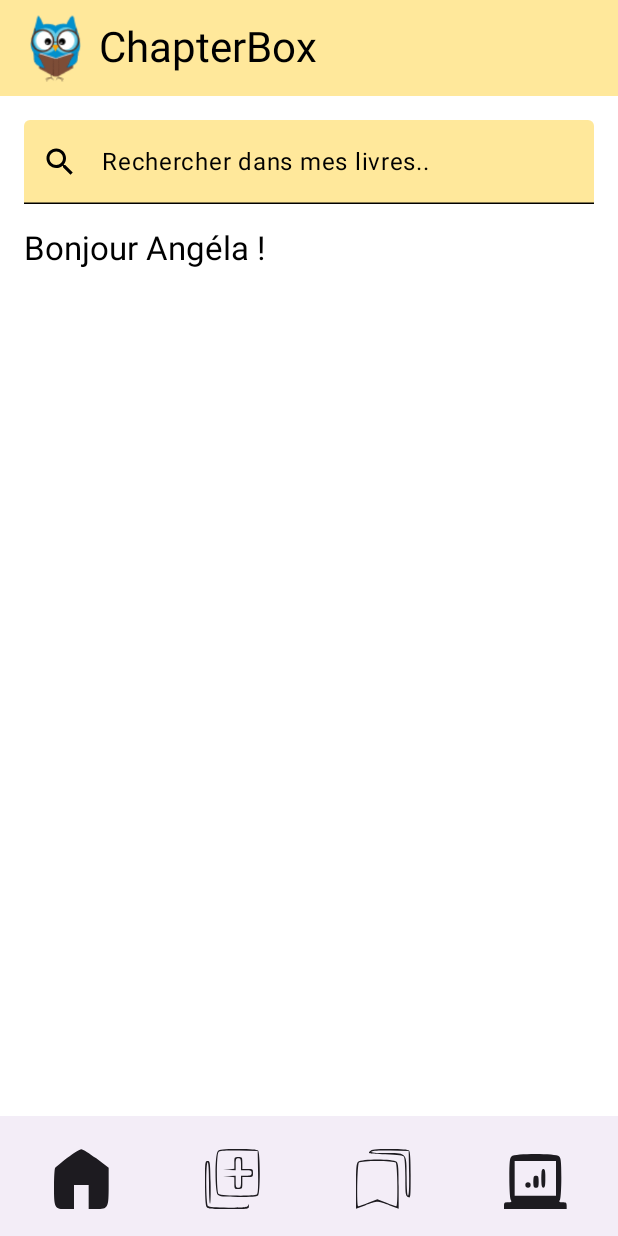
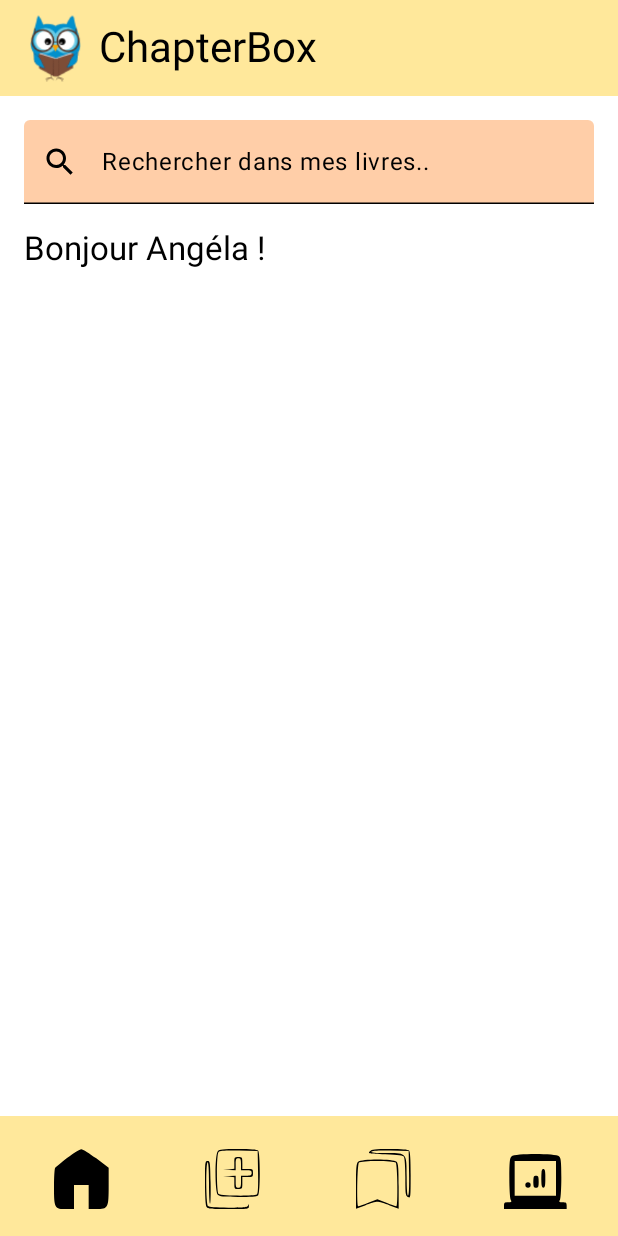
Before and after one commit to Angela-ravelli/devmobile, an Android app built with Jetpack Compose: the screen it shows after launch (MainActivity), on a phone screen of 412 x 824 dp. Run offline under Robolectric (Android 15) with nearby library versions, the phone set to English and light mode, and no system bars.

Commit message:
refactor naviguation

```diff
--- a/DevMobile/app/src/main/java/ufr/mim/devmobile/MainActivity.kt
+++ b/DevMobile/app/src/main/java/ufr/mim/devmobile/MainActivity.kt
@@ -4,6 +4,7 @@ import android.os.Bundle
 import androidx.activity.ComponentActivity
 import androidx.activity.compose.setContent
 import androidx.activity.enableEdgeToEdge
+import ufr.mim.devmobile.components.BottomBar
 import ufr.mim.devmobile.ui.theme.BookTheme
 import ufr.mim.netfloux.navigation.BooksNavigationComponent
 
@@ -13,7 +14,7 @@ class MainActivity : ComponentActivity() {
         enableEdgeToEdge()
         setContent {
             BookTheme {
-                BooksNavigationComponent()
+                BottomBar()
             }
         }
     }
--- a/DevMobile/app/src/main/java/ufr/mim/devmobile/components/BookSearchBar.kt
+++ b/DevMobile/app/src/main/java/ufr/mim/devmobile/components/BookSearchBar.kt
@@ -23,8 +23,8 @@ fun BookSearchBar(value: TextFieldValue, onValueChange: (TextFieldValue) -> Unit
         modifier = Modifier.fillMaxWidth(),
         placeholder = { Text("Rechercher dans mes livres..") },
         colors = TextFieldDefaults.colors(
-            focusedContainerColor = MaterialTheme.colorScheme.primary.copy(alpha = 0.8F),
-            unfocusedContainerColor = MaterialTheme.colorScheme.primary,
+            focusedContainerColor = MaterialTheme.colorScheme.secondary.copy(alpha = 0.8F),
+            unfocusedContainerColor = MaterialTheme.colorScheme.secondary,
             focusedPlaceholderColor = SearchPlaceholder,
             unfocusedPlaceholderColor = SearchPlaceholder,
             focusedTextColor = MaterialTheme.colorScheme.onPrimary,
--- a/DevMobile/app/src/main/java/ufr/mim/devmobile/components/BottomBar.kt
+++ b/DevMobile/app/src/main/java/ufr/mim/devmobile/components/BottomBar.kt
@@ -1,25 +1,33 @@
 package ufr.mim.devmobile.components
 
-import androidx.compose.foundation.background
+import androidx.compose.animation.Crossfade
+import androidx.compose.animation.core.tween
 import androidx.compose.foundation.layout.Arrangement
 import androidx.compose.foundation.layout.Column
 import androidx.compose.foundation.layout.fillMaxSize
 import androidx.compose.foundation.layout.height
-import androidx.compose.material.icons.Icons
-import androidx.compose.material.icons.filled.Home
-import androidx.compose.material.icons.outlined.Home
+import androidx.compose.foundation.layout.padding
+import androidx.compose.foundation.lazy.LazyColumn
 import androidx.compose.material3.BottomAppBar
 import androidx.compose.material3.Icon
 import androidx.compose.material3.IconButton
 import androidx.compose.material3.MaterialTheme
+import androidx.compose.material3.Scaffold
 import androidx.compose.material3.Text
 import androidx.compose.runtime.Composable
+import androidx.compose.runtime.getValue
+import androidx.compose.runtime.mutableIntStateOf
+import androidx.compose.runtime.remember
+import androidx.compose.runtime.setValue
 import androidx.compose.ui.Alignment
 import androidx.compose.ui.Modifier
 import androidx.compose.ui.graphics.vector.ImageVector
 import androidx.compose.ui.res.vectorResource
 import androidx.compose.ui.unit.dp
 import ufr.mim.devmobile.R
+import ufr.mim.devmobile.screens.HomeScreen
+import ufr.mim.devmobile.ui.theme.MainPadding
+import ufr.mim.netfloux.navigation.BooksNavigationComponent
 
 data class MyIcon(
     val index: Int,
@@ -29,11 +37,9 @@ data class MyIcon(
 )
 
 @Composable
-fun BottomBar(
-    selectedTab: Int,
-    onTabSelected: (Int) -> Unit,
-    modifier: Modifier = Modifier
-) {
+fun BottomBar() {
+    var selectedTab by remember { mutableIntStateOf(0) }
+
     val homeFilled = ImageVector.vectorResource(id = R.drawable.home_filled)
     val homeOutlined = ImageVector.vectorResource(id = R.drawable.home_outlined)
     val addFilled = ImageVector.vectorResource(id = R.drawable.add_filled)
@@ -43,13 +49,18 @@ fun BottomBar(
     val laptopMetrics = ImageVector.vectorResource(id = R.drawable.laptop_metrics)
 
     val icons: List<MyIcon> = listOf(
-        MyIcon(0, { onTabSelected(0) }, homeFilled, homeOutlined),
-        MyIcon(1, { onTabSelected(1) }, addFilled, addOutlined),
-        MyIcon(2, { onTabSelected(2) }, bookmarksFilled, bookmarksOutlined),
-        MyIcon(3, { onTabSelected(3) }, laptopMetrics, laptopMetrics)
+        MyIcon(0, { selectedTab = 0 }, homeFilled, homeOutlined),
+        MyIcon(1, { selectedTab = 1 }, addFilled, addOutlined),
+        MyIcon(2, { selectedTab = 2 }, bookmarksFilled, bookmarksOutlined),
+        MyIcon(3, { selectedTab = 3 }, laptopMetrics, laptopMetrics)
     )
 
-    BottomAppBar(modifier = modifier.height(80.dp)) {
+    Scaffold(
+        topBar = { MyTopBar() },
+        bottomBar = {
+            BottomAppBar(modifier = Modifier.height(80.dp),
+                containerColor = MaterialTheme.colorScheme.primary
+            ) {
                 icons.forEach { icon ->
                     IconButton(onClick = icon.action, modifier = Modifier.weight(1f)) {
                         val iconDrawable =
@@ -59,11 +70,29 @@ fun BottomBar(
                 }
             }
         }
+    ) { paddingValues ->
+        // Section centrale change en fonction de l'onglet
+        Crossfade(
+            targetState = selectedTab,
+            animationSpec = tween(500),
+            label = "Crossfade tabs",
+            modifier = Modifier.padding(paddingValues)
+        ) { tabIndex ->
+            when (tabIndex) {
+                0 -> {
+                    HomeScreen()
+                }
+                1 -> {
+                    BooksNavigationComponent()
+                }
+            }
+        }}
 
 
+}
 
 @Composable
-fun MyHome(modifier: Modifier) {
+fun MyHome(modifier: Modifier = Modifier) {
     Column(modifier = modifier
         .fillMaxSize(),
         verticalArrangement = Arrangement.Center,
@@ -74,7 +103,7 @@ fun MyHome(modifier: Modifier) {
 }
 
 @Composable
-fun AddPage(modifier: Modifier) {
+fun AddPage(modifier: Modifier = Modifier) {
     Column(modifier = modifier
         .fillMaxSize(),
         verticalArrangement = Arrangement.Center,
--- a/DevMobile/app/src/main/java/ufr/mim/devmobile/navigation/BooksNavigationComponent.kt
+++ b/DevMobile/app/src/main/java/ufr/mim/devmobile/navigation/BooksNavigationComponent.kt
@@ -7,6 +7,7 @@ import androidx.navigation.compose.composable
 import androidx.navigation.compose.rememberNavController
 import androidx.navigation.navArgument
 import ufr.mim.devmobile.navigation.BooksScreens
+import ufr.mim.devmobile.screens.AddScreen
 import ufr.mim.devmobile.screens.DetailsScreen
 import ufr.mim.devmobile.screens.HomeScreen
 
@@ -14,25 +15,15 @@ import ufr.mim.devmobile.screens.HomeScreen
 fun BooksNavigationComponent() {
     val navController = rememberNavController()
 
-    NavHost(navController = navController, startDestination = BooksScreens.HomeScreen.name) {
-        composable(BooksScreens.HomeScreen.name) {
-            HomeScreen(onDetails = { id ->
-                navController.navigate(BooksScreens.DetailsScreen.name + "/$id")
+    NavHost(navController = navController, startDestination = BooksScreens.AddScreen.name) {
+        composable(BooksScreens.AddScreen.name) {
+            AddScreen(onDetails = { id ->
+                navController.navigate(BooksScreens.DetailsScreen.name)
             })
         }
 
-        composable(
-            route = BooksScreens.DetailsScreen.name + "/{id}",
-            arguments = listOf(navArgument(name = "id") { type = NavType.StringType })
-        ) { backStackEntry ->
-            DetailsScreen(
-                /*backAction = {
-                    if (navController.previousBackStackEntry != null) {
-                        navController.popBackStack()
-                    }
-                },
-                id = backStackEntry.arguments?.getString("id")*/
-            )
+        composable(BooksScreens.DetailsScreen.name) {
+            DetailsScreen()
         }
     }
 }
--- a/DevMobile/app/src/main/java/ufr/mim/devmobile/navigation/BooksScreens.kt
+++ b/DevMobile/app/src/main/java/ufr/mim/devmobile/navigation/BooksScreens.kt
@@ -1,6 +1,6 @@
 package ufr.mim.devmobile.navigation
 
 enum class BooksScreens {
-    HomeScreen,
-    DetailsScreen
+    DetailsScreen,
+    AddScreen
 }
--- a/DevMobile/app/src/main/java/ufr/mim/devmobile/screens/DetailsScreen.kt
+++ b/DevMobile/app/src/main/java/ufr/mim/devmobile/screens/DetailsScreen.kt
@@ -1,5 +1,9 @@
 package ufr.mim.devmobile.screens
 
-class DetailsScreen {
+import androidx.compose.material3.Text
+import androidx.compose.runtime.Composable
 
+@Composable
+fun DetailsScreen() {
+    Text("text")
 }
--- a/DevMobile/app/src/main/java/ufr/mim/devmobile/screens/HomeScreen.kt
+++ b/DevMobile/app/src/main/java/ufr/mim/devmobile/screens/HomeScreen.kt
@@ -62,29 +62,12 @@ import ufr.mim.devmobile.ui.theme.MainPadding
 
 
 @Composable
-fun HomeScreen(onDetails: (String) -> Unit) {
-    var selectedTab by remember { mutableIntStateOf(0) }
-    val focusRequester = FocusRequester()
+fun HomeScreen() {
 
-    Scaffold(
-        topBar = { MyTopBar() },
-        bottomBar = {
-            BottomBar(
-                selectedTab = selectedTab,
-                onTabSelected = { selectedTab = it } // Mise à jour de l'onglet actif
-            )
-        },
-        modifier = Modifier.pointerInput(Unit) {
-            detectTapGestures(onTap = {
-                focusRequester.freeFocus()
-            })
-        }
-    ) { innerPadding ->
-        Column(
+    Column(
             modifier = Modifier
                 .fillMaxSize()
                 .background(MaterialTheme.colorScheme.background)
-                .padding(innerPadding)
                 .padding(MainPadding),
             verticalArrangement = Arrangement.spacedBy(16.dp, alignment = Alignment.Top),
         ) {
@@ -104,32 +87,6 @@ fun HomeScreen(onDetails: (String) -> Unit) {
                 style = MaterialTheme.typography.titleLarge
             )
 
-            // Section centrale change en fonction de l'onglet
-            Crossfade(
-                targetState = selectedTab,
-                animationSpec = tween(500),
-                label = "Crossfade tabs"
-            ) { tabIndex ->
-                when (tabIndex) {
-                    0 -> {
-                        // Contenu de la "Home" page
-                        LazyColumn(
-                            verticalArrangement = Arrangement.spacedBy(MainPadding)
-                        ) {
-                            // ajouter des items
-                        }
-                    }
-                    1 -> {
-                        // Contenu de la page "Ajouter livre"
-                        Text(
-                            text = "Ajouter Livre",
-                            modifier = Modifier.fillMaxSize(),
-                            color = MaterialTheme.colorScheme.onBackground,
-                            style = MaterialTheme.typography.titleLarge
-                        )
-                    }
-                }
-            }
+
         }
     }
-}
```
Also changed, not shown: DevMobile/app/src/main/java/ufr/mim/devmobile/screens/AddScreen.kt (added, +55 -0 lines), 397 other files. Lines whose indentation alone changed are shown as unchanged.
